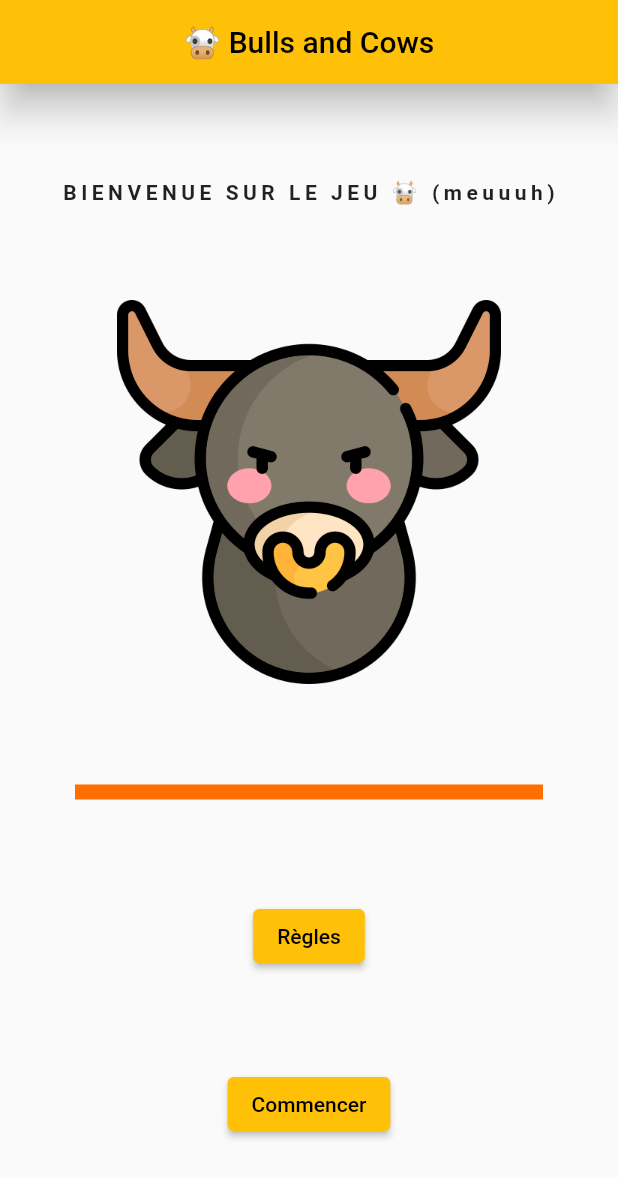
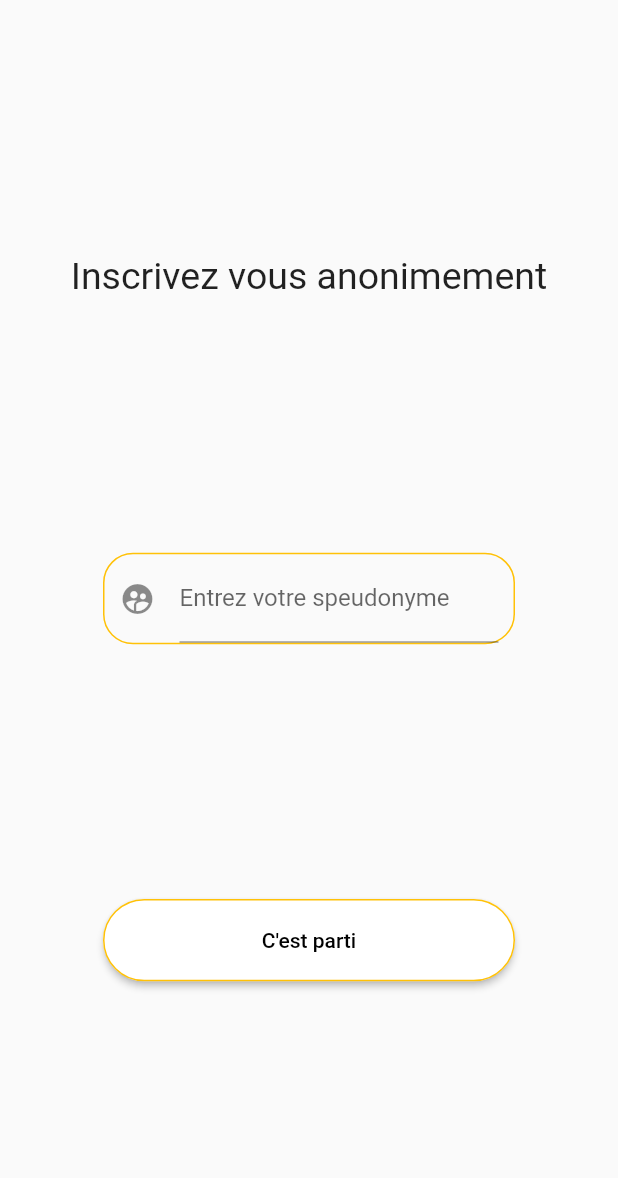
Before and after one commit to Kyrokx/bulls-cows, a Flutter app: the screen it shows after launch, on a phone screen of 412 x 824 dp. Shown: the top 1178 px of the screen. Run offline on Flutter 3.47's test engine with Material 2 defaults, Android fonts, the phone set to English and light mode, and no system bars; our stand-ins replace cloud_firestore, firebase_auth, firebase_core, firebase_crashlytics; accounts and stored records are empty.

Commit message:
👾 | commmit

```diff
--- /dev/null
+++ b/lib/connection.dart
@@ -0,0 +1,130 @@
+import 'package:bulls_and_cows/Mdels/firebaseServices.dart';
+import 'package:flutter/material.dart';
+
+class Connection extends StatefulWidget {
+  @override
+  State<StatefulWidget> createState() {
+    return new ConnectionState();
+  }
+}
+
+class ConnectionState extends State<Connection> {
+
+  late TextEditingController username_controller;
+
+  @override
+  void initState() {
+    super.initState();
+    username_controller = TextEditingController();
+  }
+
+  @override
+  void dispose() {
+    super.dispose();
+    username_controller.dispose();
+  }
+
+  @override
+  Widget build(BuildContext context) {
+    return Scaffold(
+      body: Center(
+        child: Column(
+          mainAxisAlignment: MainAxisAlignment.spaceEvenly,
+          children: [
+            Text("Inscrivez vous anonimement",
+              style: TextStyle(
+                fontSize: 25.0,
+              ),
+            ),
+            Container(
+              padding: EdgeInsets.only(left: 10.0, right: 10.0),
+              decoration: BoxDecoration(
+                  borderRadius: BorderRadius.circular(20.0),
+                  border: Border.all(color: Colors.amber)),
+              width: MediaQuery.of(context).size.width / 1.5,
+              child: TextField(
+                textInputAction: TextInputAction.done,
+                controller: username_controller,
+                decoration: InputDecoration(
+                  label: Text("Entrez votre speudonyme"),
+                  icon: Icon(Icons.supervised_user_circle),
+                  hintText: "@",
+                ),
+              ),
+            ),
+            Container(
+              height: MediaQuery.of(context).size.height / 15,
+              width: MediaQuery.of(context).size.width / 1.5,
+              decoration: BoxDecoration(
+                //color: Colors.black,//Color(0xffFCFCFC),
+                borderRadius: BorderRadius.circular(30.0),
+              ),
+              child: ElevatedButton(
+                onPressed: () {
+                  setState(() {
+                    check();
+                  });
+                },
+                style: ButtonStyle(
+                    shape: MaterialStateProperty.all<RoundedRectangleBorder>(
+                        RoundedRectangleBorder(
+                            borderRadius: BorderRadius.circular(50.0),
+                            side: BorderSide(color: Colors.amber))),
+                    backgroundColor: MaterialStatePropertyAll(Colors.white)),
+                child: Text(
+                  "C'est parti",
+                ),
+              ),
+            ),
+          ],
+        ),
+      ),
+    );
+  }
+
+  check() {
+    if(username_controller.text.length != 0 && username_controller.text != "") {
+      if(username_controller.text.length > 14) {
+        alert("Erruer", "Le nombre de caractère doit être inférieur à 14");
+      } else {
+        FirebaseServices().signUp(username_controller.text);
+      }
+    } else {
+      alert("Erreur", "Entrez une valeur");
+    }
+  }
+  Future<void> alert(
+      title,
+      msg,
+      ) async {
+    Widget cancelButton = TextButton(
+      child: Text(
+        "Ok",
+        style: TextStyle(color: Colors.amberAccent),
+      ),
+      onPressed: () {
+        setState(() {
+          Navigator.pop(context);
+        });
+      },
+    );
+
+    // set up the AlertDialog
+    AlertDialog alert = AlertDialog(
+      title: Text(title),
+      content: Text(msg),
+      actions: [
+        cancelButton,
+      ],
+    );
+
+    // show the dialog
+    showDialog(
+      barrierDismissible: false,
+      context: context,
+      builder: (BuildContext context) {
+        return alert;
+      },
+    );
+  }
+}
--- a/lib/main.dart
+++ b/lib/main.dart
@@ -1,8 +1,26 @@
+import 'dart:ui';
+
+import 'package:bulls_and_cows/home.dart';
+import 'package:firebase_auth/firebase_auth.dart';
+import 'package:firebase_core/firebase_core.dart';
+import 'package:firebase_crashlytics/firebase_crashlytics.dart';
 import 'package:flutter/material.dart';
 
+import 'connection.dart';
 import 'jeu.dart';
 
-void main() {
+void main() async {
+  WidgetsFlutterBinding.ensureInitialized();
+  await Firebase.initializeApp();
+
+  FlutterError.onError = (errorDetails) {
+    FirebaseCrashlytics.instance.recordFlutterFatalError(errorDetails);
+  };
+  PlatformDispatcher.instance.onError = (error, stack) {
+    FirebaseCrashlytics.instance.recordError(error, stack);
+    return true;
+  };
+
   runApp(const MyApp());
 }
 
@@ -16,103 +34,23 @@ class MyApp extends StatelessWidget {
       theme: ThemeData(
         primarySwatch: Colors.amber,
       ),
-      routes: {
-        '/': (context) => MyHomePage(),
+      /*routes: {
+        '/': (context) => MyApp(),
         '/jeu': (context) => Jeu(),
-      },
+        '/home' : (context) => Home(),
+      },*/
       debugShowCheckedModeBanner: false,
-      initialRoute: '/',
+      //initialRoute: '/',
+        home: StreamBuilder<User?>(
+          stream: FirebaseAuth.instance.userChanges(),
+          builder: (BuildContext context, AsyncSnapshot<User?> snapshot) {
+            if(snapshot.hasData) {
+              return Home();
+            } else {
+              return Connection();
+            }
+          },
+        )
     );
   }
 }
-
-class MyHomePage extends StatefulWidget {
-  @override
-  State<MyHomePage> createState() => _MyHomePageState();
-}
-
-class _MyHomePageState extends State<MyHomePage> {
-  @override
-  Widget build(BuildContext context) {
-    return Scaffold(
-      appBar: AppBar(
-        title: Text("🐮 Bulls and Cows"),
-        centerTitle: true,
-        elevation: 10.0,
-      ),
-      body: Center(
-        child: Column(
-          mainAxisAlignment: MainAxisAlignment.spaceEvenly,
-          children: [
-            Text(
-              "BIENVENUE SUR LE JEU 🐮 (meuuuh)",
-              style: TextStyle(fontWeight: FontWeight.bold, letterSpacing: 3.0),
-            ),
-            SizedBox(
-              width: 512 / 2,
-              height: 512 / 2,
-              child: Image.asset("assets/bull.png"),
-            ),
-            Divider(
-              thickness: 10.0,
-              indent: 50.0,
-              endIndent: 50.0,
-              color: Colors.amber.shade900,
-            ),
-            ElevatedButton(
-              onPressed: () {
-                setState(() {
-                  alert("📖 | Règle",
-                      "L'algorithme génère automatiquement un nombre aléatoire à 4 chiffres.\nLe but est de retrouver ce nombre si dans votre proposotion un chiffre est à la bonne place alors il renvera 'bulls' si le chiffre est mal placé 'cows' et le chiffre est incorrect rien du tout\n\n Le jeu s'arrête à 60 tentatives");
-                });
-              },
-              child: Text("Règles"),
-            ),
-            ElevatedButton(
-                onPressed: () {
-                  setState(() {
-                    Navigator.pushNamed(context, '/jeu');
-                  });
-                },
-                child: Text("Commencer")),
-          ],
-        ),
-      ),
-    );
-  }
-
-  Future<void> alert(
-      title,
-      msg,
-      ) async {
-    Widget cancelButton = TextButton(
-      child: Text(
-        "Ok",
-        style: TextStyle(color: Colors.amberAccent),
-      ),
-      onPressed: () {
-        setState(() {
-          Navigator.pop(context);
-        });
-      },
-    );
-
-    // set up the AlertDialog
-    AlertDialog alert = AlertDialog(
-      title: Text(title),
-      content: Text(msg),
-      actions: [
-        cancelButton,
-      ],
-    );
-
-    // show the dialog
-    showDialog(
-      barrierDismissible: false,
-      context: context,
-      builder: (BuildContext context) {
-        return alert;
-      },
-    );
-  }
-}
--- a/pubspec.yaml
+++ b/pubspec.yaml
@@ -30,6 +30,11 @@ dependencies:
   flutter:
     sdk: flutter
   flutter_launcher_icons: "^0.9.2"
+  firebase_core: ^2.8.0
+  firebase_auth: ^4.3.0
+  cloud_firestore: ^4.4.5
+  firebase_crashlytics: ^3.0.17
+  firebase_performance: ^0.9.0+16
 
 
   # The following adds the Cupertino Icons font to your application.
```
Also changed, not shown: lib/Mdels/firebaseServices.dart (added, +40 -0 lines), lib/Mdels/loading.dart (added, +19 -0 lines), lib/Mdels/member.dart (added, +23 -0 lines), lib/home.dart (added, +110 -0 lines), lib/jeu.dart (+47 -6 lines), lib/profil.dart (added, +73 -0 lines), pubspec.lock, 4 other files.
